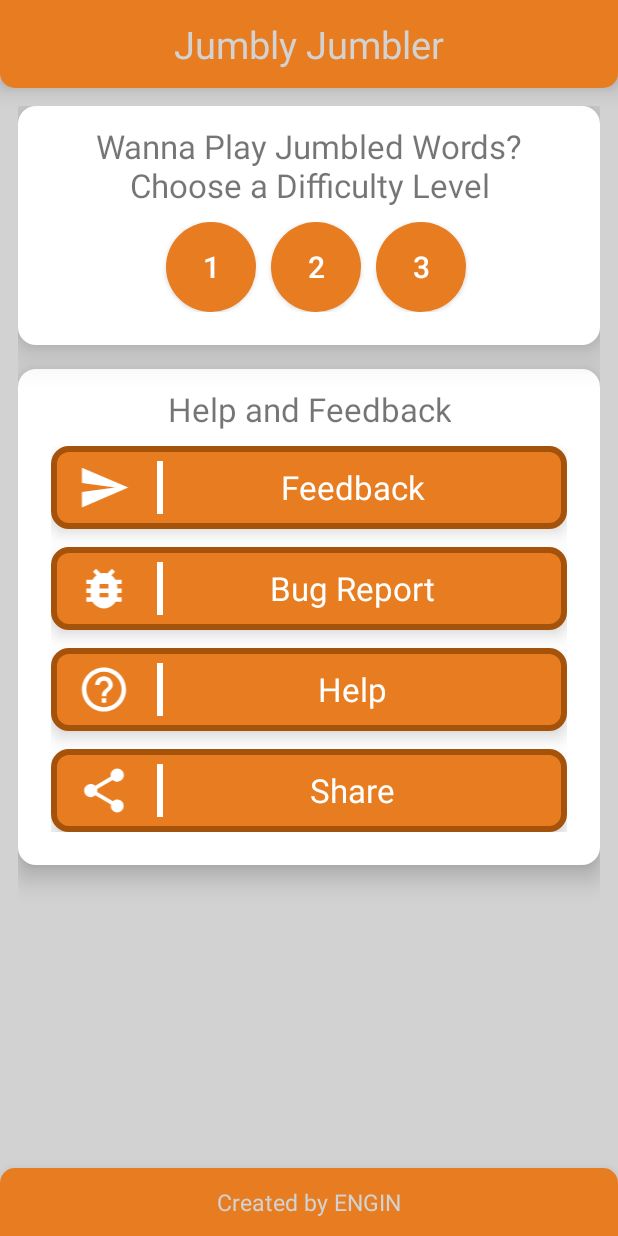
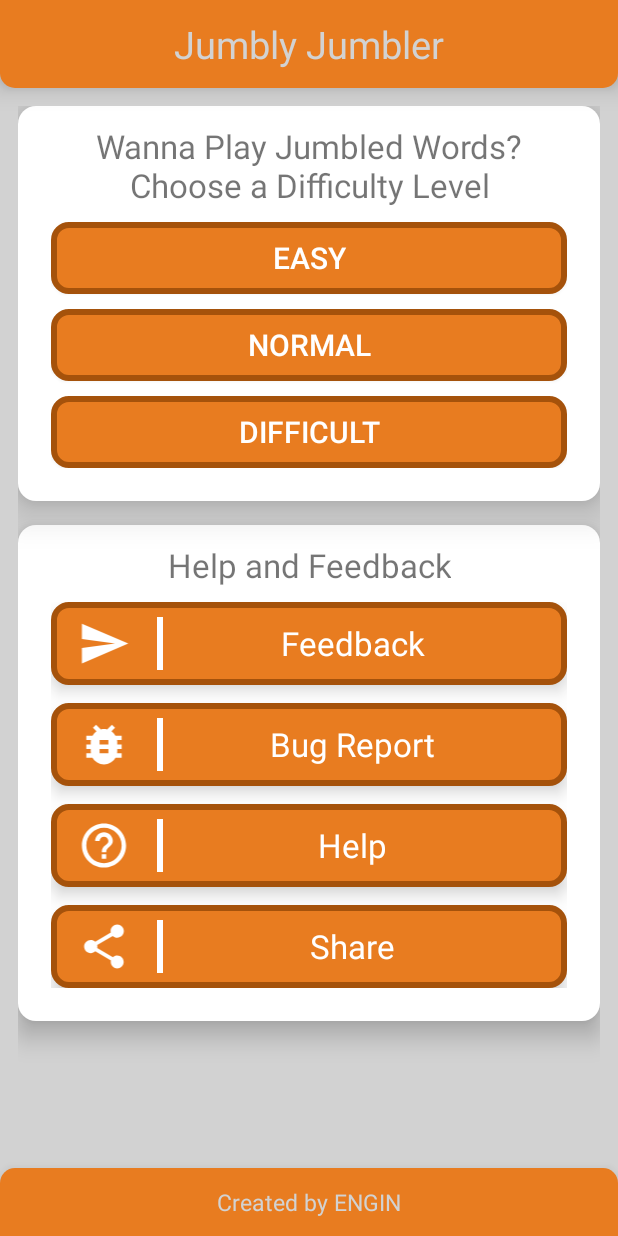
Before and after one commit to AshRK1997/Jumbled_Words, an Android app: the screen it shows after launch (MainActivity), on a phone screen of 412 x 824 dp. Run offline under Robolectric (Android 15) with nearby library versions, the phone set to English and light mode, and no system bars.

Commit message:
added no history

```diff
--- a/app/src/main/res/layout/activity_main.xml
+++ b/app/src/main/res/layout/activity_main.xml
@@ -64,7 +64,7 @@
                 <LinearLayout
                     android:id="@+id/lvl"
                     android:layout_below="@+id/textView"
-                    android:orientation="horizontal"
+                    android:orientation="vertical"
                     android:layout_width="match_parent"
                     android:layout_height="wrap_content"
                     android:gravity="center_horizontal"
@@ -72,12 +72,11 @@
                     android:padding="10dp">
 
                     <Button
-                        android:layout_width="60dp"
-                        android:layout_height="60dp"
-                        android:background="@drawable/round_ntn"
-                        android:text="1"
+                        android:layout_width="match_parent"
+                        android:layout_height="wrap_content"
+                        android:background="@drawable/card_fd"
+                        android:text="Easy"
                         android:id="@+id/button"
-                        android:layout_marginLeft="10dp"
                         android:textSize="20sp"
                         android:textColor="@color/white"
                         android:elevation="20dp"
@@ -85,29 +84,29 @@
                         />
 
                     <Button
-                        android:layout_width="60dp"
-                        android:layout_height="60dp"
-                        android:background="@drawable/round_ntn"
-                        android:text="2"
+                        android:layout_width="match_parent"
+                        android:layout_height="wrap_content"
+                        android:background="@drawable/card_fd"
+                        android:text="Normal"
                         android:id="@+id/button2"
-                        android:layout_marginLeft="10dp"
                         android:textSize="20sp"
                         android:textColor="@color/white"
                         android:elevation="20dp"
-                        android:onClick="med"/>
+                        android:onClick="med"
+                        android:layout_marginTop="10dp"/>
                     <!--android:drawableTop="@android:drawable/ic_dialog_info"-->
                     <!-- to add image inside the circular button-->
                     <Button
-                        android:layout_width="60dp"
-                        android:layout_height="60dp"
-                        android:background="@drawable/round_ntn"
-                        android:text="3"
+                        android:layout_width="match_parent"
+                        android:layout_height="wrap_content"
+                        android:background="@drawable/card_fd"
+                        android:text="Difficult"
                         android:id="@+id/button3"
-                        android:layout_marginLeft="10dp"
                         android:textSize="20sp"
                         android:textColor="@color/white"
                         android:elevation="20dp"
-                        android:onClick="diffi"/>
+                        android:onClick="diffi"
+                        android:layout_marginTop="10dp"/>
 
                 </LinearLayout>
             </RelativeLayout>
```
